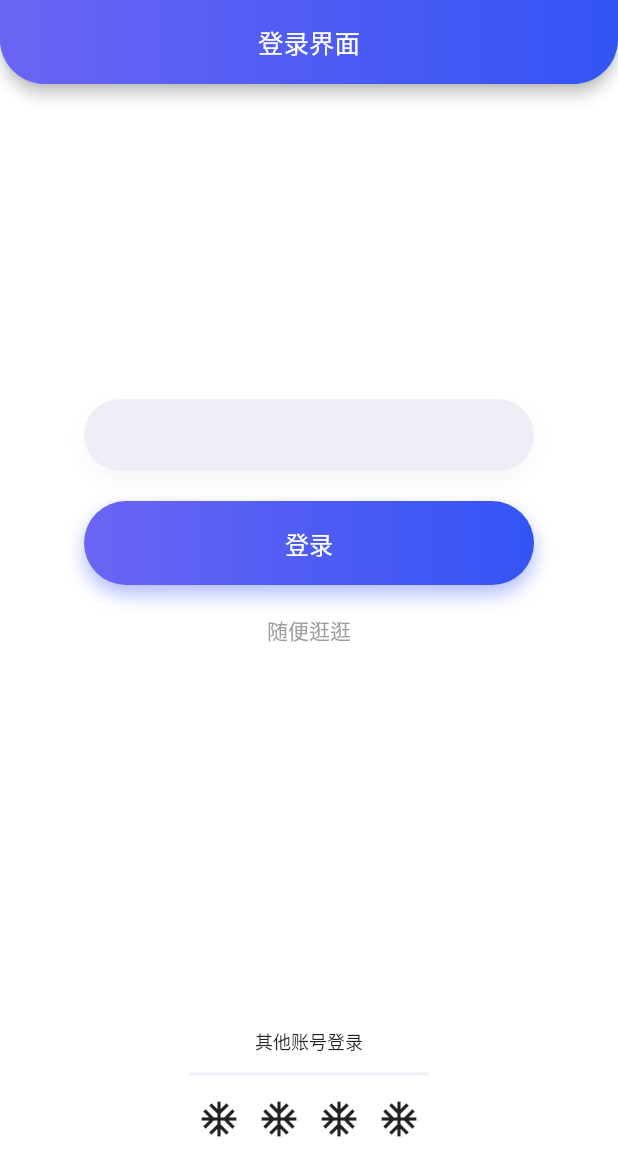
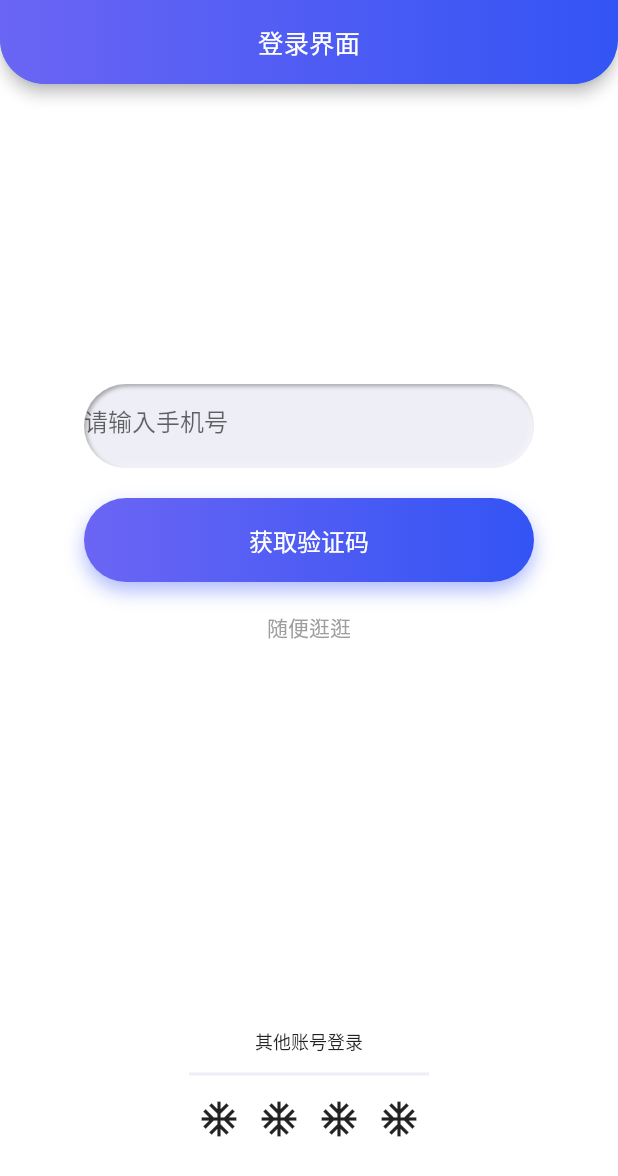
Before and after one commit to Exooool/Flutter-Track, a Flutter app: the screen it shows after launch, on a phone screen of 412 x 824 dp. Shown: the top 1176 px of the screen. Run offline on Flutter 3.47's test engine with Material 2 defaults, Android fonts, the phone set to English and light mode, and no system bars; drawn by our look-alikes of flutter_neumorphic; missing offline and left inert: dart:ffi.

Commit message:
1/30代码进度提交

```diff
--- a/lib/config/app_theme.dart
+++ b/lib/config/app_theme.dart
@@ -5,7 +5,6 @@ final ThemeData theme = ThemeData(
   scaffoldBackgroundColor: Colors.white, //Scaffold的默认背景颜色
   splashColor: Colors.transparent, // 取消水波纹特效
   highlightColor: Colors.transparent, // 取消水波纹特效
-  backgroundColor: const Color.fromRGBO(229, 229, 229, 1),
   bottomNavigationBarTheme:
       const BottomNavigationBarThemeData(backgroundColor: Colors.transparent),
   appBarTheme: AppBarTheme(),
--- a/lib/main.dart
+++ b/lib/main.dart
@@ -2,6 +2,8 @@ import 'package:flutter/material.dart';
 import 'config/app_theme.dart';
 import './pages/reg_and_log.dart';
 import './pages/home_menu.dart';
+import 'pages/log/verify.dart';
+import 'pages/log/first_userinfo.dart';
 
 void main() {
   runApp(const MyApp());
@@ -17,7 +19,13 @@ class MyApp extends StatelessWidget {
       // 去除debug标签
       debugShowCheckedModeBanner: false,
       theme: theme,
-      home: const RegPageAndLogPage(),
+      initialRoute: '/log',
+      routes: {
+        '/log': (context) => const RegPageAndLogPage(),
+        '/home': (context) => HomeMenu(),
+        '/verify': (context) => VerifyPage(),
+        '/first_userinfo': (context) => FirstUserInfoPage(),
+      },
       // home: HomeMenu(),
     );
   }
--- a/lib/pages/components/custom_appbar.dart
+++ b/lib/pages/components/custom_appbar.dart
@@ -1,49 +1,4 @@
 import 'package:flutter/material.dart';
-
-bool _isDiscoverPage = false;
-String _title = '';
-
-createAppbar(String page, {String title = ''}) {
-  if (page == 'discover') {
-    _isDiscoverPage = true;
-  } else {
-    _isDiscoverPage = false;
-    _title = title;
-  }
-  return customAppbar;
-}
-
-var customAppbar = AppBar(
-  // 去除阴影
-  // elevation: 0,
-  // 设置appbar底部左右圆角边框
-  shape: const RoundedRectangleBorder(
-      side: BorderSide.none,
-      borderRadius: BorderRadius.only(
-          bottomLeft: Radius.circular(30), bottomRight: Radius.circular(30))),
-  // 弹性空间 设置appbar背景渐变色
-  flexibleSpace: Container(
-    // 设置内部container的圆角
-    decoration: const BoxDecoration(
-        borderRadius: BorderRadius.only(
-            bottomLeft: Radius.circular(30), bottomRight: Radius.circular(30)),
-        // 设置线性渐变
-        gradient: LinearGradient(
-            begin: Alignment.centerLeft,
-            end: Alignment.centerRight,
-            colors: [
-              Color.fromRGBO(107, 101, 244, 1),
-              Color.fromRGBO(51, 84, 244, 1)
-            ])),
-  ),
-  title: _isDiscoverPage
-      ? discoverTitle
-      : Text(
-          _title,
-          style: const TextStyle(fontSize: 17),
-        ),
-  centerTitle: true,
-);
 
 // 发现页appbar的tab切换
 var discoverTitle = const SizedBox(
@@ -68,3 +23,41 @@ var discoverTitle = const SizedBox(
         )
       ]),
 );
+
+class CustomAppbar extends AppBar {
+  CustomAppbar(String page, {Key? key, String title = ''})
+      : super(
+          key: key,
+          // 去除阴影
+          // elevation: 0,
+          // 设置appbar底部左右圆角边框
+          shape: const RoundedRectangleBorder(
+              side: BorderSide.none,
+              borderRadius: BorderRadius.only(
+                  bottomLeft: Radius.circular(30),
+                  bottomRight: Radius.circular(30))),
+          // 弹性空间 设置appbar背景渐变色
+          flexibleSpace: Container(
+            // 设置内部container的圆角
+            decoration: const BoxDecoration(
+                borderRadius: BorderRadius.only(
+                    bottomLeft: Radius.circular(30),
+                    bottomRight: Radius.circular(30)),
+                // 设置线性渐变
+                gradient: LinearGradient(
+                    begin: Alignment.centerLeft,
+                    end: Alignment.centerRight,
+                    colors: [
+                      Color.fromRGBO(107, 101, 244, 1),
+                      Color.fromRGBO(51, 84, 244, 1)
+                    ])),
+          ),
+          title: page == 'discover'
+              ? discoverTitle
+              : Text(
+                  title,
+                  style: const TextStyle(fontSize: 17),
+                ),
+          centerTitle: true,
+        );
+}
--- /dev/null
+++ b/lib/pages/components/custom_button.dart
@@ -0,0 +1,55 @@
+import 'package:flutter/material.dart';
+
+class CustomButton extends StatefulWidget {
+  String title;
+  var onpressed;
+  CustomButton(this.title, {Key? key, this.onpressed}) : super(key: key);
+
+  @override
+  State<CustomButton> createState() => _CustomButtonState();
+}
+
+class _CustomButtonState extends State<CustomButton> {
+  @override
+  Widget build(BuildContext context) {
+    return Container(
+      decoration: BoxDecoration(
+          borderRadius: BorderRadius.circular(90),
+          boxShadow: const [
+            BoxShadow(
+              color: Color.fromRGBO(56, 86, 244, 0.4), // 阴影的颜色
+              offset: Offset(0, 6), // 阴影与容器的距离
+              blurRadius: 10, // 高斯的标准偏差与盒子的形状卷积。
+              spreadRadius: 0, // 在应用模糊之前，框应该膨胀的量。
+            ),
+          ],
+          gradient: const LinearGradient(
+              begin: Alignment.centerLeft,
+              end: Alignment.centerRight,
+              colors: [
+                Color.fromRGBO(107, 101, 244, 1),
+                Color.fromRGBO(51, 84, 244, 1)
+              ])),
+      margin: const EdgeInsets.all(20),
+      width: 300,
+      height: 56,
+      child: ElevatedButton(
+        style: ButtonStyle(
+            // 去除自身的背景色和阴影
+            backgroundColor: MaterialStateProperty.all(Colors.transparent),
+            elevation: MaterialStateProperty.all(0)),
+        child: Text(widget.title, style: const TextStyle(fontSize: 16)),
+        onPressed: widget.onpressed,
+        // () {
+        //   // 调用表单中的onSaved方法
+        //   // var state = _formKey.currentState as FormState;
+        //   // state.save();
+        //   // if (state.validate()) {
+        //   //   print("手机号：$_number,密码：$_password");
+        //   // }
+        //   Navigator.pushNamed(context, '/verify');
+        // }
+      ),
+    );
+  }
+}
--- a/lib/pages/discover.dart
+++ b/lib/pages/discover.dart
@@ -15,7 +15,7 @@ class _DiscoverPageState extends State<DiscoverPage> {
     return DefaultTabController(
         length: 2,
         child: Scaffold(
-          appBar: createAppbar('discover'),
+          appBar: CustomAppbar('discover'),
           body: TabBarView(children: <Widget>[
             NewsComponent(),
             Center(
--- a/lib/pages/reg_and_log.dart
+++ b/lib/pages/reg_and_log.dart
@@ -1,5 +1,6 @@
-import 'package:flutter/material.dart';
+import 'package:flutter_neumorphic/flutter_neumorphic.dart';
 import 'components/custom_appbar.dart';
+import 'components/custom_button.dart';
 
 class RegPageAndLogPage extends StatefulWidget {
   const RegPageAndLogPage({Key? key}) : super(key: key);
@@ -20,47 +21,6 @@ class _RegPageAndLogPageState extends State<RegPageAndLogPage> {
   String? _password;
   // 切换验证码或密码登录
   bool logByPwd = true;
-
-  // 登录按钮
-  logButton() {
-    return Container(
-      decoration: BoxDecoration(
-          borderRadius: BorderRadius.circular(90),
-          boxShadow: const [
-            BoxShadow(
-              color: Color.fromRGBO(56, 86, 244, 0.4), // 阴影的颜色
-              offset: Offset(0, 6), // 阴影与容器的距离
-              blurRadius: 10, // 高斯的标准偏差与盒子的形状卷积。
-              spreadRadius: 0, // 在应用模糊之前，框应该膨胀的量。
-            ),
-          ],
-          gradient: const LinearGradient(
-              begin: Alignment.centerLeft,
-              end: Alignment.centerRight,
-              colors: [
-                Color.fromRGBO(107, 101, 244, 1),
-                Color.fromRGBO(51, 84, 244, 1)
-              ])),
-      margin: const EdgeInsets.all(20),
-      width: 300,
-      height: 56,
-      child: ElevatedButton(
-        style: ButtonStyle(
-            // 去除自身的背景色和阴影
-            backgroundColor: MaterialStateProperty.all(Colors.transparent),
-            elevation: MaterialStateProperty.all(0)),
-        child: const Text("登录", style: TextStyle(fontSize: 16)),
-        onPressed: () {
-          // 调用表单中的onSaved方法
-          var state = _formKey.currentState as FormState;
-          state.save();
-          if (state.validate()) {
-            print("手机号：$_number,密码：$_password");
-          }
-        },
-      ),
-    );
-  }
 
   // 第三方登录
   thirdPartyLog() {
@@ -136,8 +96,9 @@ class _RegPageAndLogPageState extends State<RegPageAndLogPage> {
   @override
   Widget build(BuildContext context) {
     return Scaffold(
-        backgroundColor: Colors.white,
-        appBar: createAppbar('log', title: '登录界面'),
+        // 可以通过设置这个属性防止键盘覆盖内容或者键盘撑起内容
+        resizeToAvoidBottomInset: false,
+        appBar: CustomAppbar('log', title: '登录界面'),
         body: GestureDetector(
           onTap: () {
             print("点击了空白区域");
@@ -146,27 +107,18 @@ class _RegPageAndLogPageState extends State<RegPageAndLogPage> {
           },
           child: Column(
             children: <Widget>[
-              // 手机与密码输入区域
-              Container(
+              const SizedBox(
+                height: 200,
+              ),
+              Neumorphic(
+                style: const NeumorphicStyle(
+                    depth: -3,
+                    color: Color.fromRGBO(238, 238, 246, 1),
+                    // color: Color(0xffEFECF0),
+                    boxShape: NeumorphicBoxShape.stadium()),
+                child: Container(
                   width: 300,
-                margin: const EdgeInsets.only(top: 210, left: 20, right: 20),
-                decoration: BoxDecoration(
-                    boxShadow: const [
-                      BoxShadow(
-                        offset: Offset(0, 5),
-                        blurRadius: 10,
-                        spreadRadius: 0,
-                        color: Color.fromRGBO(8, 52, 84, 0.05),
-                      ),
-                      BoxShadow(
-                        offset: Offset(-1, -2),
-                        blurRadius: 4,
-                        spreadRadius: 0,
-                        color: Color.fromRGBO(255, 255, 255, 1),
-                      )
-                    ],
-                    borderRadius: BorderRadius.circular(90),
-                    color: const Color.fromRGBO(238, 238, 246, 1)),
+                  height: 56,
                   child: Form(
                     key: _formKey,
                     child: Column(
@@ -176,7 +128,7 @@ class _RegPageAndLogPageState extends State<RegPageAndLogPage> {
                           decoration: const InputDecoration(
 
                               // labelText: '手机',
-                            // hintText: '请输入手机号',
+                              hintText: '请输入手机号',
                               border: InputBorder.none),
                           onSaved: (v) {
                             _number = v;
@@ -188,38 +140,13 @@ class _RegPageAndLogPageState extends State<RegPageAndLogPage> {
                             return null;
                           },
                         ),
-                      // Visibility(
-                      //   visible: logByPwd,
-                      //   child: TextFormField(
-                      //     focusNode: _focusNodePassWord,
-                      //     obscureText: true,
-                      //     decoration: const InputDecoration(
-                      //       labelText: "密码",
-                      //       hintText: "请输入密码",
-                      //     ),
-                      //     onSaved: (v) {
-                      //       _password = v;
-                      //     },
-                      //     validator: (v) {
-                      //       if (v!.trim().length < 6) {
-                      //         return "密码不能小于11位";
-                      //       }
-                      //       return null;
-                      //     },
-                      //   ),
-                      // ),
-                      // Visibility(
-                      //     visible: !logByPwd,
-                      //     child: TextFormField(
-                      //       decoration: const InputDecoration(
-                      //         labelText: "验证码",
-                      //         hintText: "请输入验证码",
-                      //       ),
-                      //     ))
                       ],
                     ),
                   ),
                 ),
+              ),
+              // 手机与密码输入区域
+
               // 切换密码登录和验证码登录
               // Row(
               //   mainAxisAlignment: MainAxisAlignment.end,
@@ -241,14 +168,19 @@ class _RegPageAndLogPageState extends State<RegPageAndLogPage> {
               //     ),
               //   ],
               // ),
-              logButton(),
+              CustomButton(
+                '获取验证码',
+                onpressed: () {
+                  Navigator.pushNamed(context, '/verify');
+                },
+              ),
               // 随便逛逛
               Row(
                 mainAxisAlignment: MainAxisAlignment.center,
                 children: <Widget>[
                   InkWell(
                     onTap: () {
-                      // Navigator.pushNamed(context, routeName)
+                      Navigator.pushReplacementNamed(context, '/home');
                     },
                     child: const Text(
                       '随便逛逛',
--- a/pubspec.yaml
+++ b/pubspec.yaml
@@ -29,6 +29,7 @@ environment:
 dependencies:
   flutter:
     sdk: flutter
+  flutter_neumorphic: ^3.0.3
 
 
 
```
Also changed, not shown: lib/pages/information.dart (+5 -5 lines), lib/pages/log/first_userinfo.dart (added, +88 -0 lines), lib/pages/log/interest_tag.dart (added, +48 -0 lines), lib/pages/log/verify.dart (added, +90 -0 lines), lib/pages/log/verify_input.dart (added, +88 -0 lines), lib/pages/project.dart (+4 -3 lines), pubspec.lock. Lines whose indentation alone changed are shown as unchanged.
